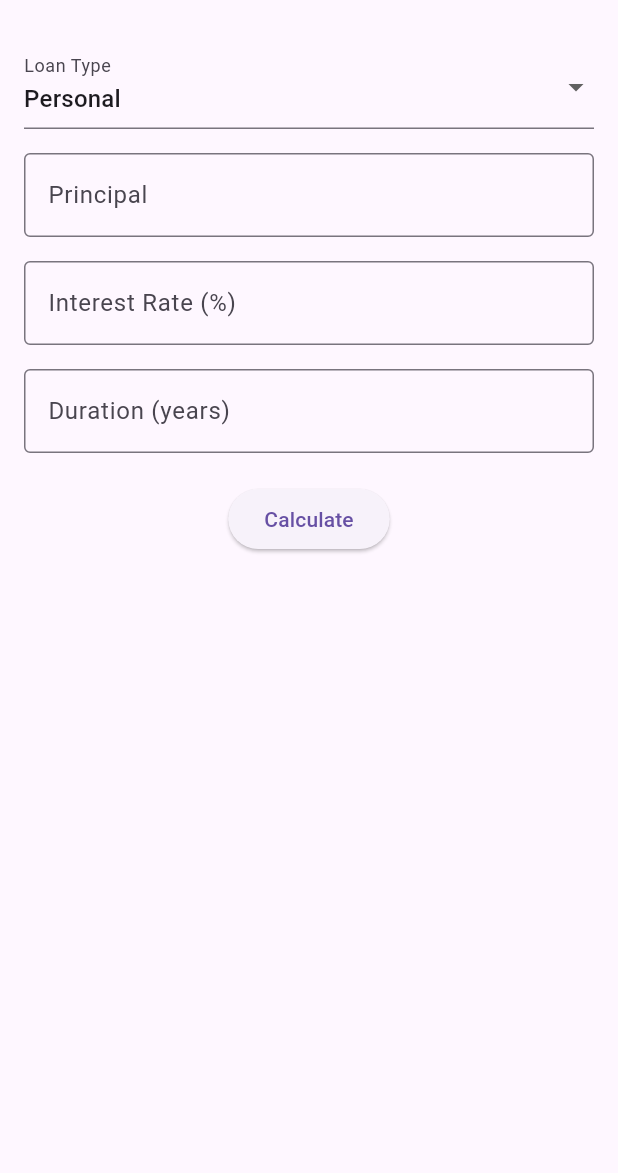
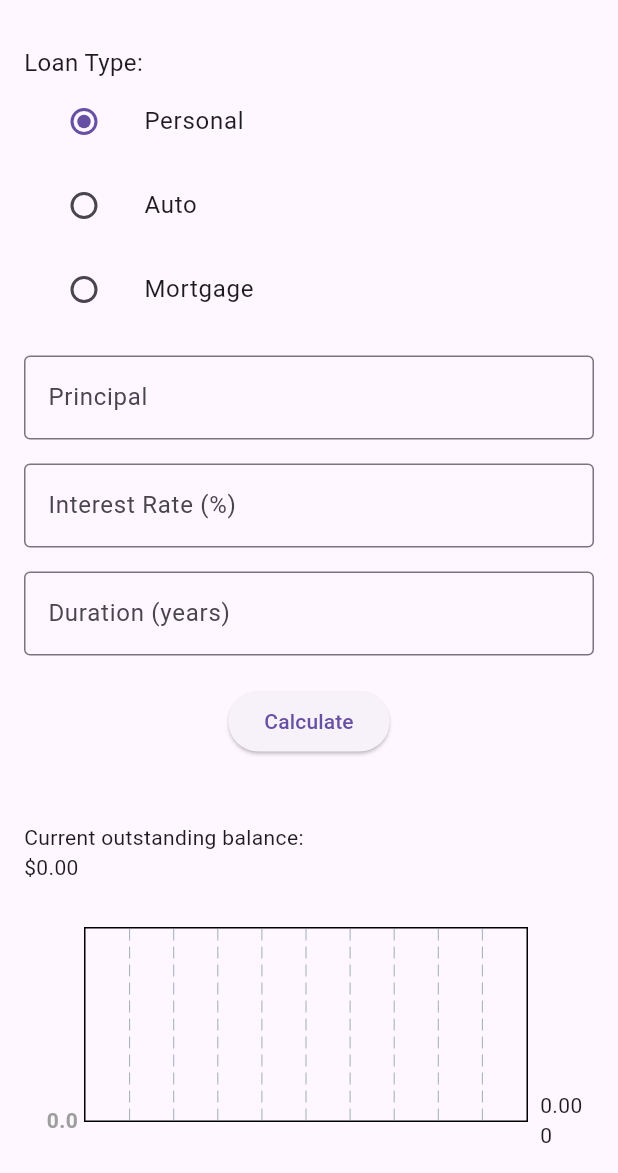
Before and after one commit to Muditha-Kumara/Spiral_Model, a Flutter app: the screen it shows after launch, on a phone screen of 412 x 824 dp, the part 63-1236 px from its top. Run offline on Flutter 3.47's test engine with Material 3 defaults, Android fonts, the phone set to English and light mode, and no system bars; drawn by our look-alikes of fl_chart.

Commit message:
barchart add

```diff
--- a/frontend_flutter/lib/screens/home_screen.dart
+++ b/frontend_flutter/lib/screens/home_screen.dart
@@ -1,4 +1,5 @@
 import 'package:flutter/material.dart';
+import 'package:fl_chart/fl_chart.dart';
 import 'package:provider/provider.dart';
 import '../services/interest_calculator.dart';
 
@@ -30,6 +31,8 @@ class _LoanFormState extends State<LoanForm> {
   final _durationController = TextEditingController();
   String _loanType = 'Personal';
   String _result = '';
+  double _currentOutstandingBalance = 0.0;
+  List<double> _balanceByMonth = [];
 
   void _calculateInterest() {
     if (_formKey.currentState!.validate()) {
@@ -47,8 +50,25 @@ class _LoanFormState extends State<LoanForm> {
       setState(() {
         _result = 'Simple Interest: \$${simpleInterest.toStringAsFixed(2)}\n'
             'Compound Interest: \$${compoundInterest.toStringAsFixed(2)}';
+        _currentOutstandingBalance =
+            principal + compoundInterest; // Example calculation
+        _balanceByMonth = calculator.calculateBalanceByMonth(
+            principal, rate, duration, 1); // Calculate balance by month
       });
     }
+  }
+
+  Widget _buildTitle(double value, TitleMeta meta) {
+    const style = TextStyle(
+      color: Colors.grey,
+      fontWeight: FontWeight.bold,
+      fontSize: 14,
+    );
+    return SideTitleWidget(
+      axisSide: meta.axisSide,
+      space: 4,
+      child: Text(value.toString(), style: style),
+    );
   }
 
   @override
@@ -60,20 +80,42 @@ class _LoanFormState extends State<LoanForm> {
         child: Column(
           crossAxisAlignment: CrossAxisAlignment.start,
           children: [
-            DropdownButtonFormField<String>(
-              value: _loanType,
-              items: ['Personal', 'Auto', 'Mortgage'].map((String type) {
-                return DropdownMenuItem<String>(
-                  value: type,
-                  child: Text(type),
-                );
-              }).toList(),
-              onChanged: (value) {
-                setState(() {
-                  _loanType = value!;
-                });
-              },
-              decoration: const InputDecoration(labelText: 'Loan Type'),
+            const Text('Loan Type:', style: TextStyle(fontSize: 16)),
+            ListTile(
+              title: const Text('Personal'),
+              leading: Radio<String>(
+                value: 'Personal',
+                groupValue: _loanType,
+                onChanged: (String? value) {
+                  setState(() {
+                    _loanType = value!;
+                  });
+                },
+              ),
+            ),
+            ListTile(
+              title: const Text('Auto'),
+              leading: Radio<String>(
+                value: 'Auto',
+                groupValue: _loanType,
+                onChanged: (String? value) {
+                  setState(() {
+                    _loanType = value!;
+                  });
+                },
+              ),
+            ),
+            ListTile(
+              title: const Text('Mortgage'),
+              leading: Radio<String>(
+                value: 'Mortgage',
+                groupValue: _loanType,
+                onChanged: (String? value) {
+                  setState(() {
+                    _loanType = value!;
+                  });
+                },
+              ),
             ),
             const SizedBox(height: 16),
             TextFormField(
@@ -132,6 +174,48 @@ class _LoanFormState extends State<LoanForm> {
               _result,
               style: const TextStyle(fontSize: 16),
             ),
+            const Text('Current outstanding balance:'),
+            Text('\$${_currentOutstandingBalance.toStringAsFixed(2)}'),
+            Container(
+              height: 200,
+              child: BarChart(
+                BarChartData(
+                  barGroups: _balanceByMonth
+                      .asMap()
+                      .entries
+                      .map((entry) => BarChartGroupData(
+                            x: entry.key,
+                            barRods: [
+                              BarChartRodData(
+                                toY: entry
+                                    .value, // Provide the required toY parameter
+                                color:
+                                    Colors.blue, // Use color instead of colors
+                              ),
+                            ],
+                          ))
+                      .toList(),
+                  titlesData: FlTitlesData(
+                    leftTitles: AxisTitles(
+                      sideTitles: SideTitles(
+                        showTitles: true,
+                        getTitlesWidget:
+                            _buildTitle, // Use getTitlesWidget instead of getTextStyles
+                        reservedSize: 40,
+                      ),
+                    ),
+                    bottomTitles: AxisTitles(
+                      sideTitles: SideTitles(
+                        showTitles: true,
+                        getTitlesWidget:
+                            _buildTitle, // Use getTitlesWidget instead of getTextStyles
+                        reservedSize: 40,
+                      ),
+                    ),
+                  ),
+                ),
+              ),
+            ),
           ],
         ),
       ),
--- a/frontend_flutter/lib/services/interest_calculator.dart
+++ b/frontend_flutter/lib/services/interest_calculator.dart
@@ -9,4 +9,18 @@ class InterestCalculator {
       double principal, double rate, int time, int n) {
     return principal * pow((1 + rate / (n * 100)), n * time) - principal;
   }
+
+  List<double> calculateBalanceByMonth(
+      double principal, double rate, int time, int n) {
+    List<double> balances = [];
+    double monthlyRate = rate / (n * 12 * 100);
+    int totalMonths = time * 12;
+
+    for (int month = 1; month <= totalMonths; month++) {
+      double balance = principal * pow((1 + monthlyRate), month);
+      balances.add(balance);
+    }
+
+    return balances;
+  }
 }
--- a/frontend_flutter/pubspec.yaml
+++ b/frontend_flutter/pubspec.yaml
@@ -30,7 +30,7 @@ environment:
 dependencies:
   flutter:
     sdk: flutter
-
+  fl_chart: ^0.69.0
 
   # The following adds the Cupertino Icons font to your application.
   # Use with the CupertinoIcons class for iOS style icons.
```
Also changed, not shown: 4 other files.
